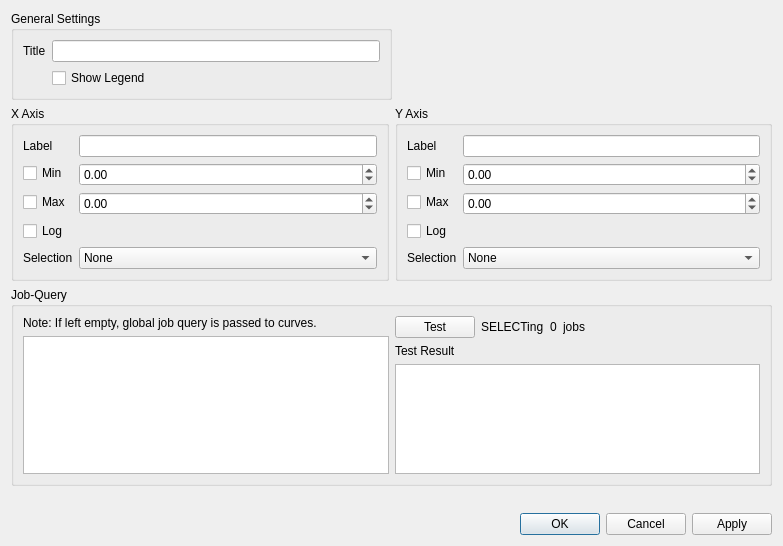
The window that utils/visucmaes/plotsettings.ui (SchellDa/mapsa_analysis) describes before a commit, drawn with Qt 5.
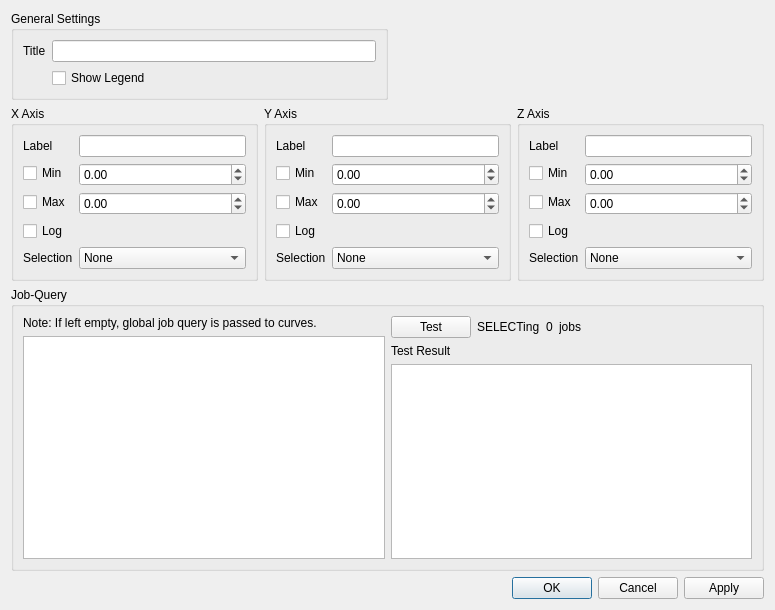
The same window after the commit. Icons and pictures are not drawn.

The edit to the form file:
```diff
--- a/utils/visucmaes/plotsettings.ui
+++ b/utils/visucmaes/plotsettings.ui
@@ -6,8 +6,8 @@
    <rect>
     <x>0</x>
     <y>0</y>
-    <width>783</width>
-    <height>546</height>
+    <width>775</width>
+    <height>610</height>
    </rect>
   </property>
   <property name="windowTitle">
@@ -22,6 +22,12 @@
     <layout class="QHBoxLayout" name="horizontalLayout">
      <item>
       <widget class="QGroupBox" name="groupBox">
+       <property name="sizePolicy">
+        <sizepolicy hsizetype="Expanding" vsizetype="Fixed">
+         <horstretch>0</horstretch>
+         <verstretch>0</verstretch>
+        </sizepolicy>
+       </property>
        <property name="title">
         <string>General Settings</string>
        </property>
@@ -275,6 +281,112 @@
        </layout>
       </widget>
      </item>
+     <item>
+      <widget class="QGroupBox" name="groupBox_5">
+       <property name="title">
+        <string>Z Axis</string>
+       </property>
+       <layout class="QFormLayout" name="formLayout_4">
+        <item row="0" column="0">
+         <widget class="QLabel" name="label_6">
+          <property name="text">
+           <string>Label</string>
+          </property>
+         </widget>
+        </item>
+        <item row="0" column="1">
+         <widget class="QLineEdit" name="zlabel"/>
+        </item>
+        <item row="1" column="0">
+         <widget class="QCheckBox" name="use_zmin">
+          <property name="text">
+           <string>Min</string>
+          </property>
+         </widget>
+        </item>
+        <item row="1" column="1">
+         <widget class="QDoubleSpinBox" name="zmin">
+          <property name="minimum">
+           <double>-100000.000000000000000</double>
+          </property>
+          <property name="maximum">
+           <double>100000.000000000000000</double>
+          </property>
+         </widget>
+        </item>
+        <item row="2" column="0">
+         <widget class="QCheckBox" name="use_zmax">
+          <property name="text">
+           <string>Max</string>
+          </property>
+         </widget>
+        </item>
+        <item row="2" column="1">
+         <widget class="QDoubleSpinBox" name="zmax">
+          <property name="minimum">
+           <double>-100000.000000000000000</double>
+          </property>
+          <property name="maximum">
+           <double>100000.000000000000000</double>
+          </property>
+         </widget>
+        </item>
+        <item row="4" column="0">
+         <widget class="QLabel" name="selection_label_y_2">
+          <property name="text">
+           <string>Selection</string>
+          </property>
+         </widget>
+        </item>
+        <item row="4" column="1">
+         <widget class="QComboBox" name="selection_z">
+          <item>
+           <property name="text">
+            <string>None</string>
+           </property>
+          </item>
+          <item>
+           <property name="text">
+            <string>x</string>
+           </property>
+          </item>
+          <item>
+           <property name="text">
+            <string>y</string>
+           </property>
+          </item>
+          <item>
+           <property name="text">
+            <string>z</string>
+           </property>
+          </item>
+          <item>
+           <property name="text">
+            <string>phi</string>
+           </property>
+          </item>
+          <item>
+           <property name="text">
+            <string>Theta</string>
+           </property>
+          </item>
+          <item>
+           <property name="text">
+            <string>Omega</string>
+           </property>
+          </item>
+         </widget>
+        </item>
+        <item row="3" column="0">
+         <widget class="QCheckBox" name="zlog">
+          <property name="text">
+           <string>Log</string>
+          </property>
+         </widget>
+        </item>
+       </layout>
+      </widget>
+     </item>
     </layout>
    </item>
    <item>
@@ -363,19 +475,6 @@
      </layout>
     </widget>
    </item>
-   <item>
-    <spacer name="verticalSpacer">
-     <property name="orientation">
-      <enum>Qt::Vertical</enum>
-     </property>
-     <property name="sizeHint" stdset="0">
-      <size>
-       <width>20</width>
-       <height>102</height>
-      </size>
-     </property>
-    </spacer>
-   </item>
    <item>
     <widget class="QDialogButtonBox" name="buttonBox_2">
      <property name="standardButtons">
```
Left out of the diff: 9 changed lines with no effect on the pictures.
